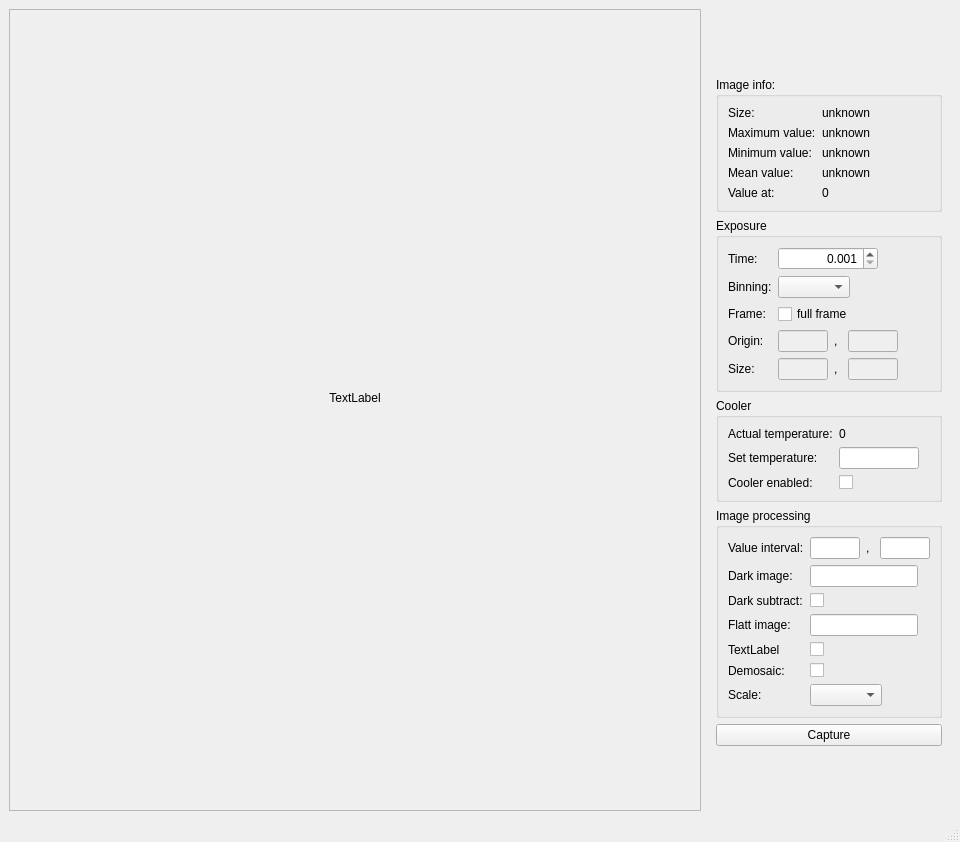
Before: the Qt Designer form gui/capturewindow.ui in AndreasFMueller/AstroPhotography, drawn with Qt 5.
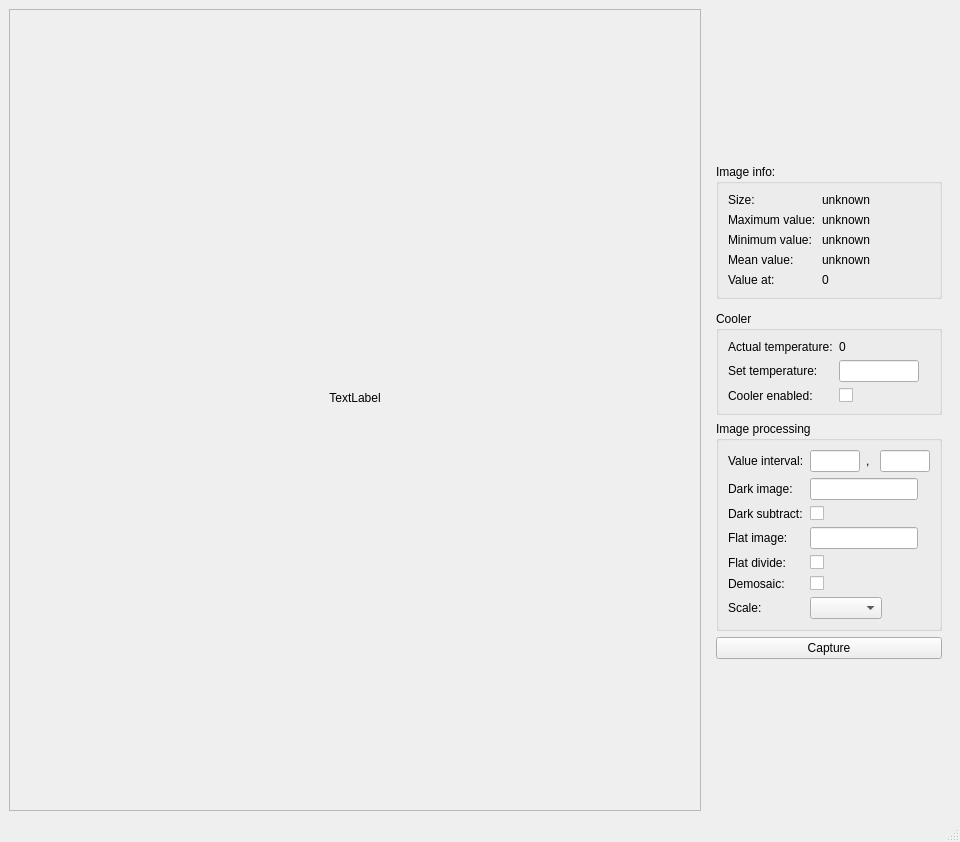
After: the same form once the commit is applied. Custom widgets are drawn as their Qt base class.

Commit message: create new ExposureWidget component

The edit to the form file:
```diff
--- a/gui/capturewindow.ui
+++ b/gui/capturewindow.ui
@@ -166,227 +166,7 @@
         </widget>
        </item>
        <item>
-        <widget class="QGroupBox" name="exposureBox">
-         <property name="sizePolicy">
-          <sizepolicy hsizetype="Preferred" vsizetype="Preferred">
-           <horstretch>0</horstretch>
-           <verstretch>0</verstretch>
-          </sizepolicy>
-         </property>
-         <property name="maximumSize">
-          <size>
-           <width>300</width>
-           <height>250</height>
-          </size>
-         </property>
-         <property name="title">
-          <string>Exposure</string>
-         </property>
-         <property name="alignment">
-          <set>Qt::AlignLeading|Qt::AlignLeft|Qt::AlignTop</set>
-         </property>
-         <layout class="QFormLayout" name="formLayout">
-          <property name="fieldGrowthPolicy">
-           <enum>QFormLayout::FieldsStayAtSizeHint</enum>
-          </property>
-          <item row="0" column="0">
-           <widget class="QLabel" name="timeLabel">
-            <property name="text">
-             <string>Time:</string>
-            </property>
-           </widget>
-          </item>
-          <item row="1" column="0">
-           <widget class="QLabel" name="binningLabel">
-            <property name="text">
-             <string>Binning:</string>
-            </property>
-           </widget>
-          </item>
-          <item row="1" column="1">
-           <widget class="QComboBox" name="binningComboBox"/>
-          </item>
-          <item row="2" column="0">
-           <widget class="QLabel" name="subframeLabel">
-            <property name="text">
-             <string>Frame:</string>
-            </property>
-           </widget>
-          </item>
-          <item row="2" column="1">
-           <widget class="QCheckBox" name="subframeCheckbox">
-            <property name="text">
-             <string>full frame</string>
-            </property>
-           </widget>
-          </item>
-          <item row="3" column="0">
-           <widget class="QLabel" name="originLabel">
-            <property name="text">
-             <string>Origin:</string>
-            </property>
-           </widget>
-          </item>
-          <item row="3" column="1">
-           <widget class="QWidget" name="originWidget" native="true">
-            <property name="minimumSize">
-             <size>
-              <width>120</width>
-              <height>0</height>
-             </size>
-            </property>
-            <layout class="QHBoxLayout" name="horizontalLayout_2">
-             <property name="leftMargin">
-              <number>0</number>
-             </property>
-             <property name="topMargin">
-              <number>0</number>
-             </property>
-             <property name="rightMargin">
-              <number>0</number>
-             </property>
-             <property name="bottomMargin">
-              <number>0</number>
-             </property>
-             <item>
-              <widget class="QLineEdit" name="originxField">
-               <property name="enabled">
-                <bool>false</bool>
-               </property>
-               <property name="maximumSize">
-                <size>
-                 <width>50</width>
-                 <height>16777215</height>
-                </size>
-               </property>
-               <property name="alignment">
-                <set>Qt::AlignRight|Qt::AlignTrailing|Qt::AlignVCenter</set>
-               </property>
-              </widget>
-             </item>
-             <item>
-              <widget class="QLabel" name="originseparaterLabel">
-               <property name="text">
-                <string>,</string>
-               </property>
-              </widget>
-             </item>
-             <item>
-              <widget class="QLineEdit" name="originyField">
-               <property name="enabled">
-                <bool>false</bool>
-               </property>
-               <property name="maximumSize">
-                <size>
-                 <width>50</width>
-                 <height>16777215</height>
-                </size>
-               </property>
-               <property name="alignment">
-                <set>Qt::AlignRight|Qt::AlignTrailing|Qt::AlignVCenter</set>
-               </property>
-              </widget>
-             </item>
-            </layout>
-           </widget>
-          </item>
-          <item row="4" column="0">
-           <widget class="QLabel" name="sizeLabel">
-            <property name="text">
-             <string>Size:</string>
-            </property>
-           </widget>
-          </item>
-          <item row="4" column="1">
-           <widget class="QWidget" name="sizeWidget" native="true">
-            <property name="minimumSize">
-             <size>
-              <width>120</width>
-              <height>0</height>
-             </size>
-            </property>
-            <layout class="QHBoxLayout" name="horizontalLayout_3">
-             <property name="leftMargin">
-              <number>0</number>
-             </property>
-             <property name="topMargin">
-              <number>0</number>
-             </property>
-             <property name="rightMargin">
-              <number>0</number>
-             </property>
-             <property name="bottomMargin">
-              <number>0</number>
-             </property>
-             <item>
-              <widget class="QLineEdit" name="sizexField">
-               <property name="enabled">
-                <bool>false</bool>
-               </property>
-               <property name="maximumSize">
-                <size>
-                 <width>50</width>
-                 <height>50</height>
-                </size>
-               </property>
-               <property name="alignment">
-                <set>Qt::AlignRight|Qt::AlignTrailing|Qt::AlignVCenter</set>
-               </property>
-              </widget>
-             </item>
-             <item>
-              <widget class="QLabel" name="sizeseparatorLabel">
-               <property name="text">
-                <string>,</string>
-               </property>
-              </widget>
-             </item>
-             <item>
-              <widget class="QLineEdit" name="sizeyField">
-               <property name="enabled">
-                <bool>false</bool>
-               </property>
-               <property name="maximumSize">
-                <size>
-                 <width>50</width>
-                 <height>16777215</height>
-                </size>
-               </property>
-               <property name="alignment">
-                <set>Qt::AlignRight|Qt::AlignTrailing|Qt::AlignVCenter</set>
-               </property>
-              </widget>
-             </item>
-            </layout>
-           </widget>
-          </item>
-          <item row="0" column="1">
-           <widget class="QDoubleSpinBox" name="timeSpinBox">
-            <property name="minimumSize">
-             <size>
-              <width>100</width>
-              <height>0</height>
-             </size>
-            </property>
-            <property name="alignment">
-             <set>Qt::AlignRight|Qt::AlignTrailing|Qt::AlignVCenter</set>
-            </property>
-            <property name="decimals">
-             <number>3</number>
-            </property>
-            <property name="minimum">
-             <double>0.001000000000000</double>
-            </property>
-            <property name="maximum">
-             <double>3600.000000000000000</double>
-            </property>
-            <property name="singleStep">
-             <double>0.001000000000000</double>
-            </property>
-           </widget>
-          </item>
-         </layout>
-        </widget>
+        <widget class="ExposureWidget" name="exposureWidget" native="true"/>
        </item>
        <item>
         <widget class="QGroupBox" name="coolerBox">
@@ -572,7 +352,7 @@
           <item row="3" column="0">
            <widget class="QLabel" name="darkLabel_2">
             <property name="text">
-             <string>Flatt image:</string>
+             <string>Flat image:</string>
             </property>
            </widget>
           </item>
@@ -588,7 +368,7 @@
              </size>
             </property>
             <property name="text">
-             <string>TextLabel</string>
+             <string>Flat divide:</string>
             </property>
            </widget>
           </item>
@@ -626,6 +406,14 @@
   </widget>
   <widget class="QStatusBar" name="statusbar"/>
  </widget>
+ <customwidgets>
+  <customwidget>
+   <class>ExposureWidget</class>
+   <extends>QWidget</extends>
+   <header>exposurewidget.h</header>
+   <container>1</container>
+  </customwidget>
+ </customwidgets>
  <resources/>
  <connections>
   <connection>
```
Left out of the diff: 32 changed lines with no effect on the pictures. The commit also changes 10 other files.
